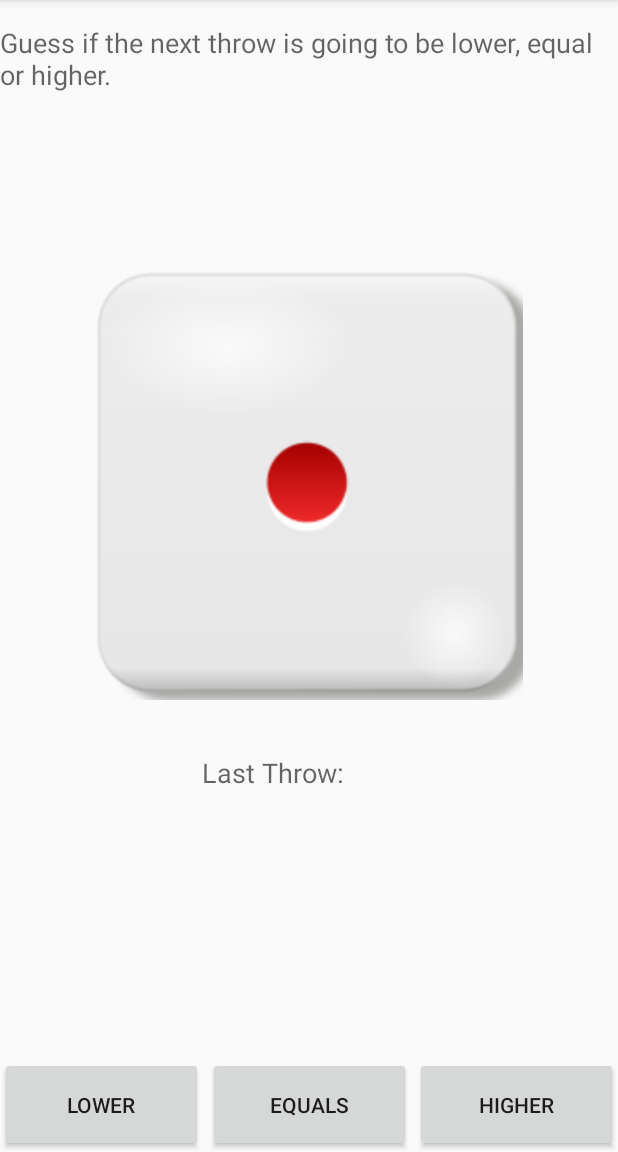
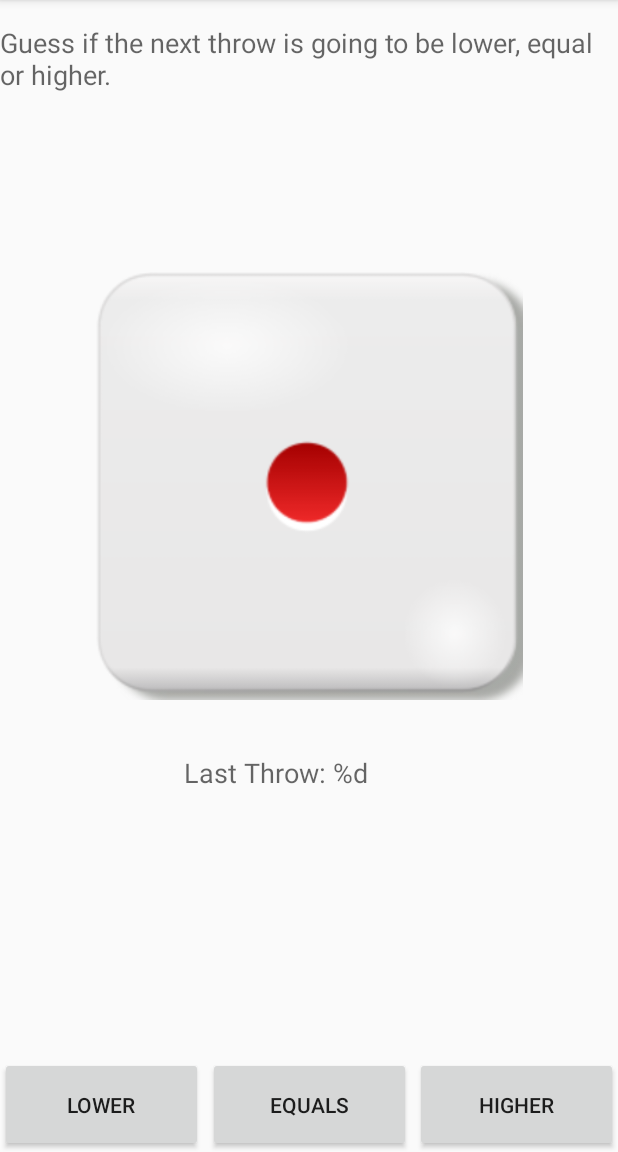
Before and after one commit to StijnLimonard/Madlevel1Task1, an Android app: the screen it shows after launch (HigherLowerActivity), on a phone screen of 412 x 824 dp, the part 84-1236 px from its top. Run offline under Robolectric (Android 15) with nearby library versions, the phone set to English and light mode, and no system bars.

Commit message:
code voor shit

```diff
--- a/app/src/main/res/layout/activity_higher_lower.xml
+++ b/app/src/main/res/layout/activity_higher_lower.xml
@@ -42,17 +42,6 @@
         app:layout_constraintTop_toTopOf="parent"
         app:layout_constraintVertical_bias="0.676" />
 
-    <TextView
-        android:layout_width="70dp"
-        android:layout_height="38dp"
-        android:layout_marginStart="9dp"
-        app:layout_constraintBottom_toBottomOf="parent"
-        app:layout_constraintEnd_toEndOf="parent"
-        app:layout_constraintHorizontal_bias="0.0"
-        app:layout_constraintStart_toEndOf="@+id/last_throw_text"
-        app:layout_constraintTop_toTopOf="parent"
-        app:layout_constraintVertical_bias="0.679" />
-
     <Button
         android:id="@+id/btn_lower"
         android:layout_width="135dp"
--- a/app/src/main/res/values/strings.xml
+++ b/app/src/main/res/values/strings.xml
@@ -1,10 +1,13 @@
 <resources>
     <string name="app_name">MadLevel1Task1</string>
     <string name="top_text">Guess if the next throw is going to be lower, equal or higher.</string>
-    <string name="last_throw">Last Throw:</string>
     <string name="btn_text_lower">Lower</string>
     <string name="btn_text_higher">Higher</string>
     <string name="btn_text_equal">Equals</string>
+    <string name="last_throw">Last Throw: %d</string>
+    <string name="correctanswer">Correct!!</string>
+    <string name="incorrectanswer">Incorrect!!</string>
+
 
 
 </resources>
```
Also changed, not shown: app/src/main/java/com/example/madlevel1task1/HigherLowerActivity.kt (+64 -0 lines).
